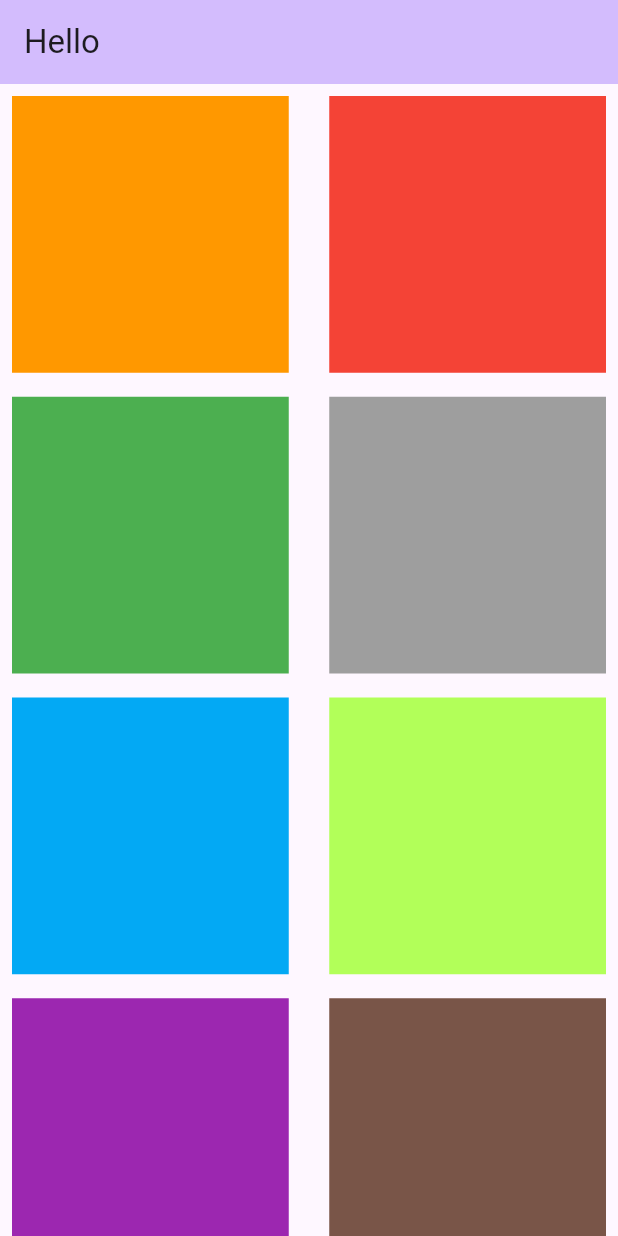
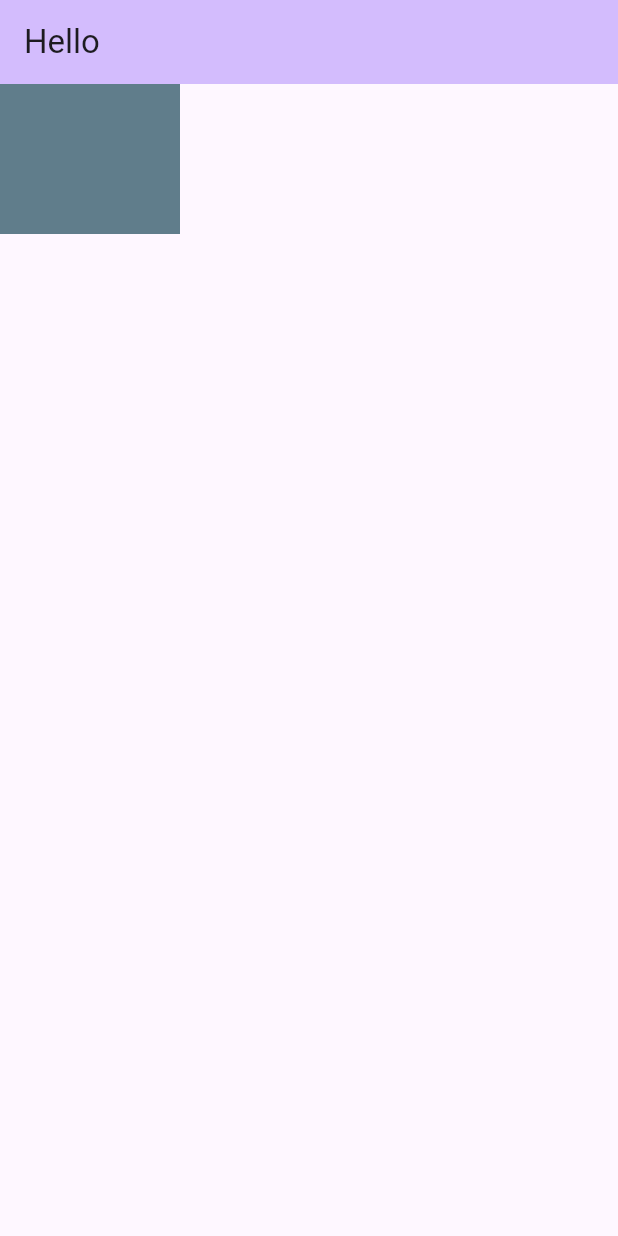
Before and after one commit to virajsankpal1811/flutter_tutorials, a Flutter app: the screen it shows after launch, on a phone screen of 412 x 824 dp. Run offline on Flutter 3.47's test engine with Material 2 defaults, Android fonts, the phone set to English and light mode, and no system bars; missing offline and left inert: flutter_demo.

Commit message:
New Commit

```diff
--- a/flutter_3/lib/main.dart
+++ b/flutter_3/lib/main.dart
@@ -1,3 +1,4 @@
+/*
 import 'package:flutter/material.dart';
 
 void main() {
@@ -83,3 +84,66 @@ class _MyHomePageState extends State<MyHomePage> {
     );
   }
 }
+
+
+ */
+
+import 'package:flutter/material.dart';
+
+void main() {
+  runApp(const MyApp());
+}
+
+class MyApp extends StatelessWidget {
+  const MyApp({super.key});
+
+  // This widget is the root of your application.
+  @override
+  Widget build(BuildContext context) {
+    return MaterialApp(
+      debugShowCheckedModeBanner: false,
+      title: 'Flutter Demo',
+      theme: ThemeData(
+
+        colorScheme: ColorScheme.fromSeed(seedColor: Colors.deepPurple),
+        useMaterial3: true,
+      ),
+      home: const MyHomePage(title:'Hello'),
+    );
+  }
+}
+
+class MyHomePage extends StatefulWidget {
+  const MyHomePage({super.key, required this.title});
+
+  final String title;
+
+  @override
+  State<MyHomePage> createState() => _MyHomePageState();
+}
+
+class _MyHomePageState extends State<MyHomePage> {
+
+
+  @override
+  Widget build(BuildContext context) {
+    return Scaffold(
+        appBar: AppBar(
+          backgroundColor: Theme
+              .of(context)
+              .colorScheme
+              .inversePrimary,
+          title: Text(widget.title),
+        ),
+        body: Stack(
+          children: [
+            Container(
+              width: 120,
+              height: 100,
+              color: Colors.blueGrey,
+            )
+          ],
+        )
+    );
+  }
+}
```
